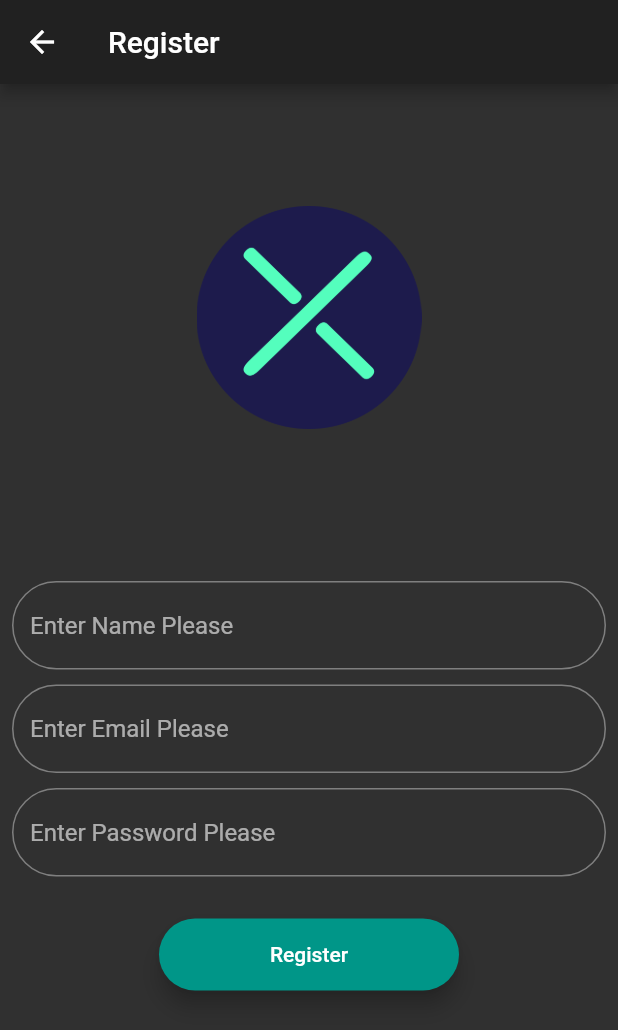
After one commit to drexel-ue/yourvone_showcase, a Flutter app: the Registration screen opened by its route, on a phone screen of 412 x 824 dp. The commit adds this screen. Shown: the top 1030 px of the screen. Run offline on Flutter 3.47's test engine with Material 2 defaults, Android fonts, the phone set to English and light mode, and no system bars; our stand-ins replace firebase_auth; accounts and stored records are empty.

Commit message:
Add auth and chat views

```diff
--- /dev/null
+++ b/lib/views/registration.dart
@@ -0,0 +1,119 @@
+import 'package:flutter/material.dart';
+import 'package:flutter/services.dart';
+import 'package:yourvone_showcase/auth_services/firebase_auth_service.dart';
+import 'package:yourvone_showcase/auth_services/user.dart';
+import 'package:yourvone_showcase/views/chat.dart';
+import 'package:yourvone_showcase/widgets/custom_button.dart';
+
+class Registration extends StatefulWidget {
+  const Registration({Key key}) : super(key: key);
+
+  @override
+  _RegistrationState createState() => _RegistrationState();
+}
+
+class _RegistrationState extends State<Registration> {
+  String _email;
+  String _password;
+  String _name;
+
+  final _auth = FirebaseAuthService();
+
+  Future<void> _registerUser() async {
+    User _user = await _auth.createUserWithEmailAndPassword(
+        _name, _email, _password, context);
+
+    SystemChannels.textInput.invokeMethod('TextInput.hide');
+
+    if (_user != null)
+      Navigator.pushReplacement(
+        context,
+        MaterialPageRoute(
+          builder: (BuildContext context) => Chat(user: _user),
+        ),
+      );
+  }
+
+  @override
+  Widget build(BuildContext context) {
+    return Scaffold(
+      appBar: AppBar(
+        title: const Text('Register'),
+      ),
+      body: Center(
+        child: Padding(
+          padding: const EdgeInsets.symmetric(horizontal: 8.0),
+          child: Column(
+            mainAxisAlignment: MainAxisAlignment.center,
+            crossAxisAlignment: CrossAxisAlignment.center,
+            children: <Widget>[
+              Expanded(
+                flex: 2,
+                child: Hero(
+                  tag: 'logo',
+                  child: Container(
+                    width: 150,
+                    child: Image.asset('assets/logo.png'),
+                  ),
+                ),
+              ),
+              SizedBox(height: 20),
+              TextField(
+                onChanged: (String value) => _name = value.trim(),
+                keyboardAppearance: Brightness.dark,
+                decoration: const InputDecoration(
+                  hintText: 'Enter Name Please',
+                  border: OutlineInputBorder(
+                    borderRadius: BorderRadius.all(
+                      Radius.circular(50),
+                    ),
+                  ),
+                ),
+              ),
+              SizedBox(height: 10),
+              TextField(
+                onChanged: (String value) => _email = value.trim(),
+                keyboardType: TextInputType.emailAddress,
+                keyboardAppearance: Brightness.dark,
+                decoration: const InputDecoration(
+                  hintText: 'Enter Email Please',
+                  border: OutlineInputBorder(
+                    borderRadius: BorderRadius.all(
+                      Radius.circular(50),
+                    ),
+                  ),
+                ),
+              ),
+              SizedBox(height: 10),
+              TextField(
+                onChanged: (String value) => _password = value,
+                autocorrect: false,
+                obscureText: true,
+                keyboardAppearance: Brightness.dark,
+                decoration: const InputDecoration(
+                  hintText: 'Enter Password Please',
+                  border: const OutlineInputBorder(
+                    borderRadius: BorderRadius.all(
+                      Radius.circular(50),
+                    ),
+                  ),
+                ),
+              ),
+              SizedBox(height: 20),
+              CustomButton(
+                text: 'Register',
+                callback: () async {
+                  await _registerUser();
+                },
+              ),
+              Expanded(
+                flex: 1,
+                child: Container(),
+              ),
+            ],
+          ),
+        ),
+      ),
+    );
+  }
+}
--- /dev/null
+++ b/lib/widgets/custom_button.dart
@@ -0,0 +1,27 @@
+import 'package:flutter/material.dart';
+
+class CustomButton extends StatelessWidget {
+  const CustomButton({Key key, this.callback, this.text}) : super(key: key);
+
+  final VoidCallback callback;
+  final String text;
+
+  @override
+  Widget build(BuildContext context) => Padding(
+        padding: const EdgeInsets.all(8.0),
+        child: Container(
+          child: Material(
+            color: Colors.teal,
+            clipBehavior: Clip.hardEdge,
+            elevation: 6,
+            borderRadius: BorderRadius.circular(30),
+            child: MaterialButton(
+              onPressed: callback,
+              minWidth: 200,
+              height: 45,
+              child: Text(text),
+            ),
+          ),
+        ),
+      );
+}
```
Also changed, not shown: lib/main.dart (+6 -3 lines), lib/views/chat.dart (added, +182 -0 lines), lib/views/login.dart (added, +106 -0 lines).
